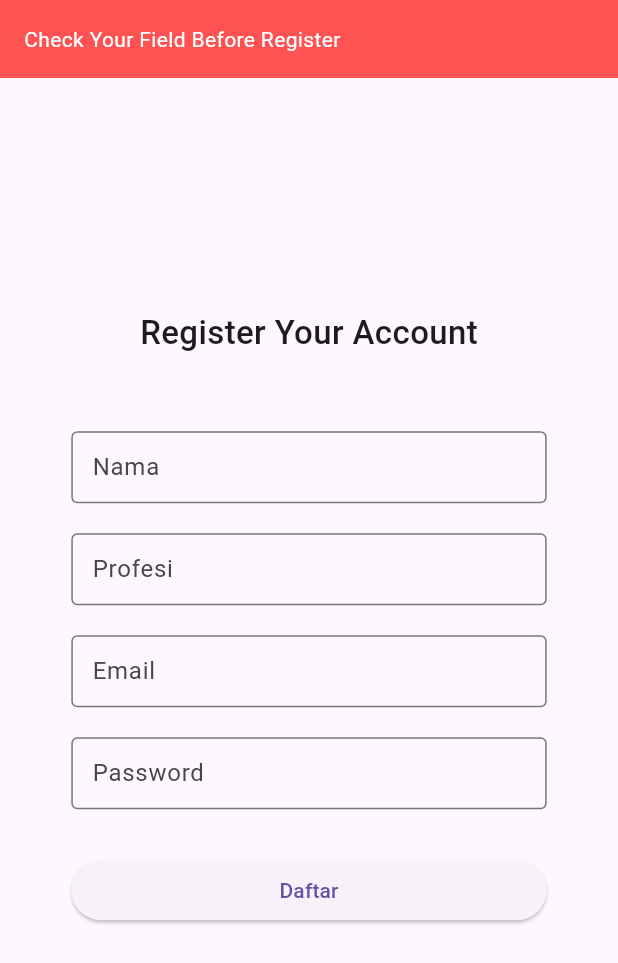
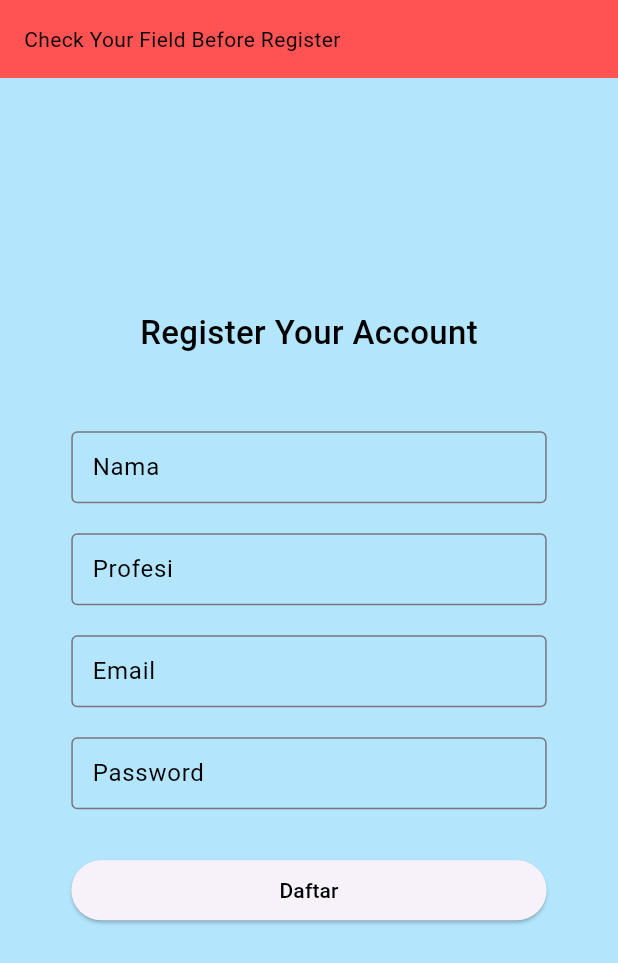
Before and after one commit to NoobBPS/vigenesia_app, a Flutter app: the Register screen opened directly, after a tap on "Daftar", on a phone screen of 412 x 824 dp. Shown: the top 963 px of the screen. Run offline on Flutter 3.47's test engine with Material 3 defaults, Android fonts, the phone set to English and light mode, and no system bars; drawn by our look-alikes of another_flushbar; our stand-ins replace dio, flutter_form_builder, google_fonts; network calls fail.

Commit message:
Update Register.dart

```diff
--- a/lib/Screens/Register.dart
+++ b/lib/Screens/Register.dart
@@ -1,8 +1,7 @@
-import 'package:org/Constant/const.dart';
+import 'package:another_flushbar/flushbar.dart';
+import 'package:dio/dio.dart';
 import 'package:flutter/material.dart';
-import 'package:another_flushbar/flushbar.dart';
 import 'package:flutter_form_builder/flutter_form_builder.dart';
-import 'package:dio/dio.dart';
 
 class Register extends StatefulWidget {
   const Register({Key? key}) : super(key: key);
@@ -13,8 +12,8 @@ class Register extends StatefulWidget {
 
 class _RegisterState extends State<Register> {
   // Ganti Base URL
-
-  String baseurl = 'https://9d2e-202-51-197-75.ngrok-free.app/vigenesia'; // ganti dengan ip address kamu / tempat kamu menyimpan backend
+  String baseurl =
+      'https://78d4-103-108-130-37.ngrok-free.app/vigenesia'; // ganti dengan ip address kamu / tempat kamu menyimpan backend
 
   Future postRegister(
       String nama, String profesi, String email, String password) async {
@@ -46,9 +45,11 @@ class _RegisterState extends State<Register> {
   TextEditingController profesiController = TextEditingController();
   TextEditingController emailController = TextEditingController();
   TextEditingController passwordController = TextEditingController();
+
   @override
   Widget build(BuildContext context) {
     return Scaffold(
+      backgroundColor: Colors.lightBlue[100], // Tambahkan ini
       body: SingleChildScrollView(
         child: SafeArea(
           child: Center(
@@ -60,7 +61,11 @@ class _RegisterState extends State<Register> {
                 children: [
                   Text(
                     "Register Your Account",
-                    style: TextStyle(fontSize: 22, fontWeight: FontWeight.w500),
+                    style: TextStyle(
+                      fontSize: 22,
+                      fontWeight: FontWeight.w500,
+                      color: Colors.black, // Warna teks diatur ke hitam
+                    ),
                   ),
                   SizedBox(height: 50),
                   FormBuilderTextField(
@@ -69,7 +74,10 @@ class _RegisterState extends State<Register> {
                     decoration: InputDecoration(
                       contentPadding: EdgeInsets.only(left: 10),
                       border: OutlineInputBorder(),
-                        labelText: "Nama"),
+                      labelText: "Nama",
+                      labelStyle: TextStyle(color: Colors.black), // Warna label diatur ke hitam
+                    ),
+                    style: TextStyle(color: Colors.black), // Warna teks diatur ke hitam
                   ),
                   SizedBox(height: 20),
                   FormBuilderTextField(
@@ -78,7 +86,10 @@ class _RegisterState extends State<Register> {
                     decoration: InputDecoration(
                       contentPadding: EdgeInsets.only(left: 10),
                       border: OutlineInputBorder(),
-                        labelText: "Profesi"),
+                      labelText: "Profesi",
+                      labelStyle: TextStyle(color: Colors.black), // Warna label diatur ke hitam
+                    ),
+                    style: TextStyle(color: Colors.black), // Warna teks diatur ke hitam
                   ),
                   SizedBox(height: 20),
                   FormBuilderTextField(
@@ -87,25 +98,25 @@ class _RegisterState extends State<Register> {
                     decoration: InputDecoration(
                       contentPadding: EdgeInsets.only(left: 10),
                       border: OutlineInputBorder(),
-                        labelText: "Email"),
+                      labelText: "Email",
+                      labelStyle: TextStyle(color: Colors.black), // Warna label diatur ke hitam
                     ),
-                  SizedBox(
-                    height: 20,
+                    style: TextStyle(color: Colors.black), // Warna teks diatur ke hitam
                   ),
+                  SizedBox(height: 20),
                   FormBuilderTextField(
-                    obscureText:
-                        true, // <-- Buat bikin setiap inputan jadi bintang " * "
+                    obscureText: true,
                     name: "password",
                     controller: passwordController,
-
                     decoration: InputDecoration(
                       contentPadding: EdgeInsets.only(left: 10),
                       border: OutlineInputBorder(),
-                        labelText: "Password"),
+                      labelText: "Password",
+                      labelStyle: TextStyle(color: Colors.black), // Warna label diatur ke hitam
                     ),
-                  SizedBox(
-                    height: 30,
+                    style: TextStyle(color: Colors.black), // Warna teks diatur ke hitam
                   ),
+                  SizedBox(height: 30),
                   Container(
                     width: MediaQuery.of(context).size.width,
                     child: ElevatedButton(
@@ -124,25 +135,28 @@ class _RegisterState extends State<Register> {
                                           message: "Berhasil Registrasi",
                                           duration: Duration(seconds: 2),
                                           backgroundColor: Colors.greenAccent,
-                                            flushbarPosition:
-                                                FlushbarPosition.TOP,
+                                          flushbarPosition: FlushbarPosition.TOP,
+                                          messageColor: Colors.black, // Warna pesan diatur ke hitam
                                         ).show(context);
                                       })
                                     }
                                   else if (value == null)
                                     {
                                       Flushbar(
-                                          message:
-                                              "Check Your Field Before Register",
+                                        message: "Check Your Field Before Register",
                                         duration: Duration(seconds: 5),
                                         backgroundColor: Colors.redAccent,
-                                          flushbarPosition:
-                                              FlushbarPosition.TOP,
+                                        flushbarPosition: FlushbarPosition.TOP,
+                                        messageColor: Colors.black, // Warna pesan diatur ke hitam
                                       ).show(context)
                                     }
                                 });
                       },
-                        child: Text("Daftar")),
+                      child: Text(
+                        "Daftar",
+                        style: TextStyle(color: Colors.black), // Warna teks diatur ke hitam
+                      ),
+                    ),
                   ),
                 ],
               ),
```
Lines whose indentation alone changed are shown as unchanged.
